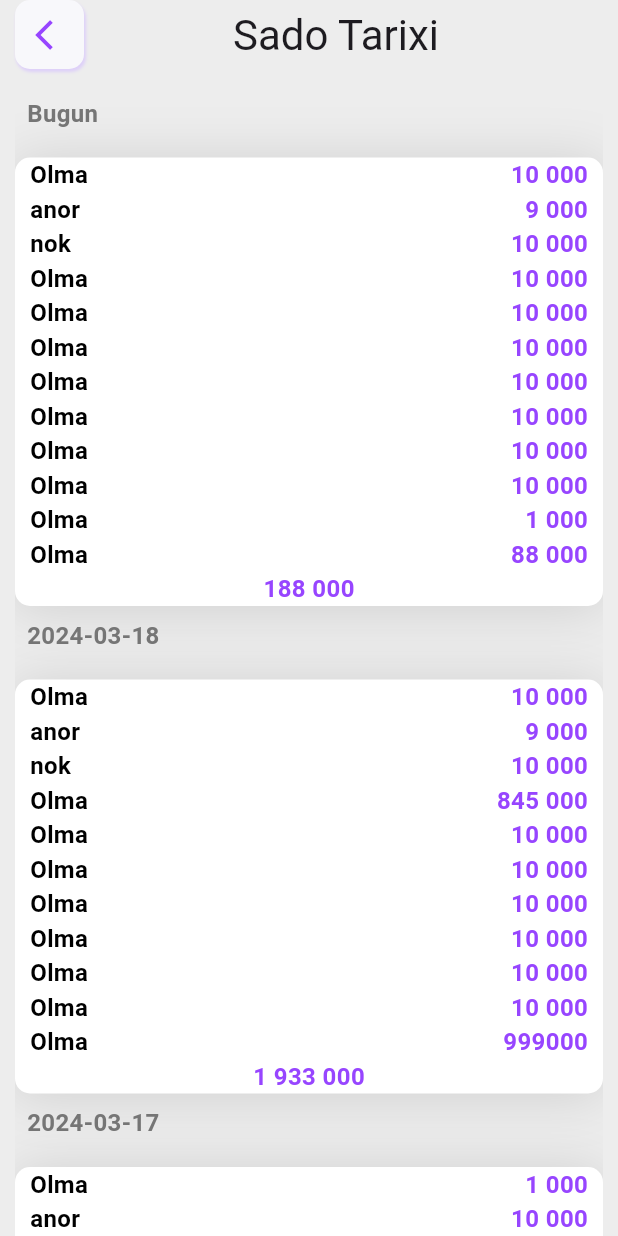
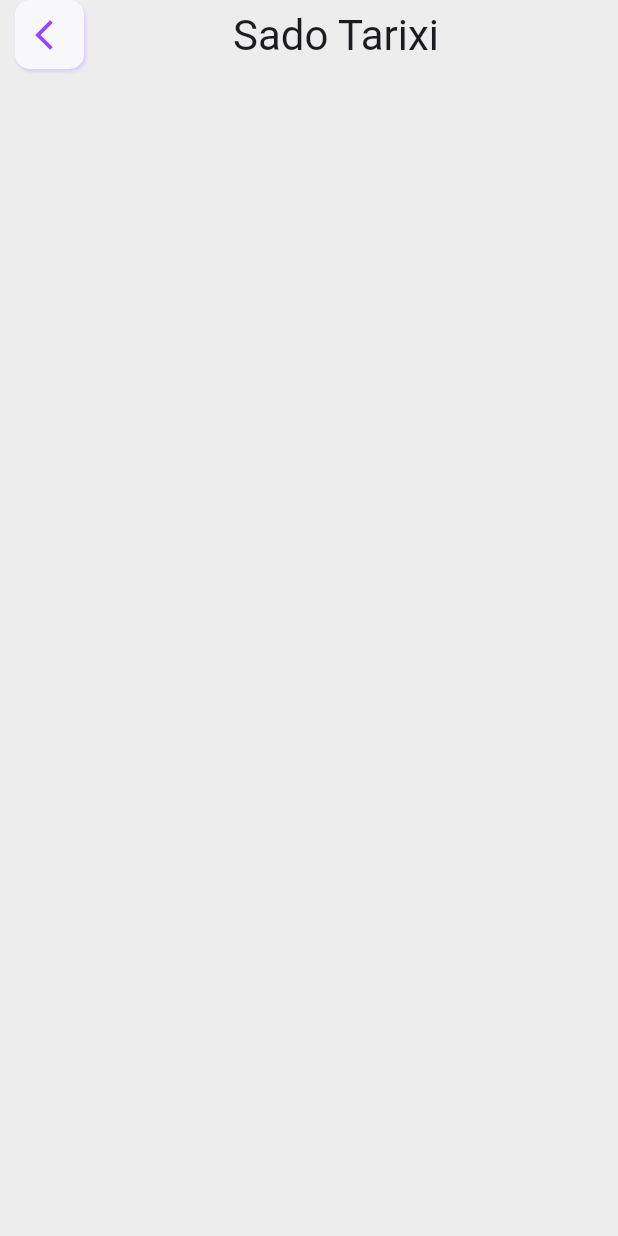
Before and after one commit to tillocoder/barcodebek, a Flutter app: the SavdoTarixPage screen opened directly, on a phone screen of 412 x 824 dp. Run offline on Flutter 3.47's test engine with Material 3 defaults, Android fonts, the light colour scheme and no system bars; our stand-ins replace firebase_core, flutter_riverpod, flutter_svg, gap, go_router, google_fonts and 5 more; missing offline and left inert: graphic, mobile_scanner, svg_flutter; accounts and stored records are empty; Roboto replaces fonts that are missing (Signika); project files that could hold a hidden picture were left out.

Commit message:
Alpomish 48 - commit malumodlardi yig'ib  oldi oldi

```diff
--- a/lib/src/features/profile/view/pages/edit_profile/controller/edit_controller.dart
+++ b/lib/src/features/profile/view/pages/edit_profile/controller/edit_controller.dart
@@ -1,3 +1,5 @@
+import 'package:barcodbek/src/data/entity/sacanner.dart';
+import 'package:barcodbek/src/features/profile/view/pages/savdo_tarixi/view/pages/statistic_page.dart';
 import 'package:flutter/cupertino.dart';
 import 'package:flutter/material.dart';
 import 'package:flutter_riverpod/flutter_riverpod.dart';
@@ -13,3 +15,5 @@
     notifyListeners();
   }
 }
+
+List<TaxrixMadel> savdoList = [];
--- a/lib/src/features/profile/view/pages/savdo_tarixi/view/pages/statistic_page.dart
+++ b/lib/src/features/profile/view/pages/savdo_tarixi/view/pages/statistic_page.dart
@@ -1,15 +1,18 @@
-// ignore_for_file: unnecessary_string_interpolations
-
 import 'dart:core';
-
 import 'package:barcodbek/src/core/componets/w_gap.dart';
 import 'package:barcodbek/src/core/componets/w_text.dart';
 import 'package:barcodbek/src/core/style/app_colors.dart';
 import 'package:barcodbek/src/core/style/text_style.dart';
 import 'package:barcodbek/src/core/widgets/w_beac_button.dart';
+import 'package:barcodbek/src/data/entity/sacanner.dart';
+import 'package:barcodbek/src/features/profile/view/pages/edit_profile/controller/edit_controller.dart';
+import 'package:barcodbek/src/features/sections/view/pages/sell/controller/sell_controller.dart';
+import 'package:barcodbek/src/features/sections/view/pages/sell/view/widgets/w_bottomnav.dart';
 import 'package:flutter/material.dart';
+import 'package:flutter_riverpod/flutter_riverpod.dart';
 
 class SavdoTarixPage extends StatelessWidget {
+
   const SavdoTarixPage({Key? key}) : super(key: key);
 
   @override
@@ -29,9 +32,9 @@
               Expanded(
                 child: SizedBox(
                   child: ListView.builder(
-                    itemCount: model.length,
+                    itemCount: savdoList.length,
                     itemBuilder: (context, index) {
-                      return SavdoItem(model: model[index]);
+                      return SavdoItem(model: savdoList[index]);
                     },
                   ),
                 ),
@@ -44,13 +47,13 @@
   }
 }
 
-class SavdoItem extends StatelessWidget {
+class SavdoItem extends ConsumerWidget {
   final TaxrixMadel model;
 
   const SavdoItem({Key? key, required this.model}) : super(key: key);
 
   @override
-  Widget build(BuildContext context) {
+  Widget build(BuildContext context, WidgetRef ref) {
     return Column(
       crossAxisAlignment: CrossAxisAlignment.start,
       children: [
@@ -85,11 +88,11 @@
                       mainAxisAlignment: MainAxisAlignment.spaceBetween,
                       children: [
                         WText(
-                          '${model.praduct[index].name}',
+                          model.praduct[index].name,
                           style: AppTextStyle.textStyle4,
                         ),
                         WText(
-                          '${model.praduct[index].prices}',
+                          model.praduct[index].price,
                           style: AppTextStyle.textStyle4_,
                         ),
                       ],
@@ -98,7 +101,7 @@
                 },
               ),
               WText(
-                umumiSumma().toString(),
+                umumiSumma(),
                 style: AppTextStyle.textStyle4_,
               )
             ],
@@ -111,7 +114,7 @@
   String umumiSumma() {
     int total = 0;
     for (var i = 0; i < model.praduct.length; ++i) {
-      total += int.parse(model.praduct[i].prices.replaceAll(" ", ""));
+      total += int.parse(model.praduct[i].price.replaceAll(" ", ""));
     }
     return formatNumber(total);
   }
@@ -130,68 +133,6 @@
   }
 }
 
-List<TaxrixMadel> model = [
-  TaxrixMadel(
-    data: DateTime.now().toIso8601String().substring(0, 10),
-    praduct: [
-      const Praduct(name: "Olma", prices: '10 000'),
-      const Praduct(name: "anor", prices: '9 000'),
-      const Praduct(name: "nok", prices: '10 000'),
-      const Praduct(name: "Olma", prices: '10 000'),
-      const Praduct(name: "Olma", prices: '10 000'),
-      const Praduct(name: "Olma", prices: '10 000'),
-      const Praduct(name: "Olma", prices: '10 000'),
-      const Praduct(name: "Olma", prices: '10 000'),
-      const Praduct(name: "Olma", prices: '10 000'),
-      const Praduct(name: "Olma", prices: '10 000'),
-      const Praduct(name: "Olma", prices: '1 000'),
-      const Praduct(name: "Olma", prices: '88 000'),
-    ],
-  ),
-  const TaxrixMadel(
-    data: '2024-03-18',
-    praduct: [
-      Praduct(name: "Olma", prices: '10 000'),
-      Praduct(name: "anor", prices: '9 000'),
-      Praduct(name: "nok", prices: '10 000'),
-      Praduct(name: "Olma", prices: '845 000'),
-      Praduct(name: "Olma", prices: '10 000'),
-      Praduct(name: "Olma", prices: '10 000'),
-      Praduct(name: "Olma", prices: '10 000'),
-      Praduct(name: "Olma", prices: '10 000'),
-      Praduct(name: "Olma", prices: '10 000'),
-      Praduct(name: "Olma", prices: '10 000'),
-      Praduct(name: "Olma", prices: '999000'),
-    ],
-  ),
-  const TaxrixMadel(
-    data: '2024-03-17',
-    praduct: [
-      Praduct(name: "Olma", prices: '1 000'),
-      Praduct(name: "anor", prices: '10 000'),
-      Praduct(name: "nok", prices: '10 000'),
-      Praduct(name: "Olma", prices: '10 000'),
-      Praduct(name: "Olma", prices: '10 000'),
-      Praduct(name: "Olma", prices: '10 000'),
-      Praduct(name: "Olma", prices: '10 000'),
-      Praduct(name: "Olma", prices: '10 000'),
-    ],
-  ),
-  const TaxrixMadel(
-    data: '2024-03-17',
-    praduct: [
-      Praduct(name: "Olma", prices: '1 000'),
-      Praduct(name: "anor", prices: '10 000'),
-      Praduct(name: "nok", prices: '10 000'),
-      Praduct(name: "Olma", prices: '10 000'),
-      Praduct(name: "Olma", prices: '10 000'),
-      Praduct(name: "Olma", prices: '10 000'),
-      Praduct(name: "Olma", prices: '10 000'),
-      Praduct(name: "Olma", prices: '10 000'),
-    ],
-  ),
-];
-
 String dateFormat(String date) {
   String day = DateTime.now().toIso8601String().substring(8, 10);
   if (date.substring(8, 10) == day) {
@@ -205,14 +146,7 @@
 
 class TaxrixMadel {
   final String data;
-  final List<Praduct> praduct;
+  final List<ScannModelPrice> praduct;
 
   const TaxrixMadel({required this.data, required this.praduct});
 }
-
-class Praduct {
-  final String name;
-  final String prices;
-
-  const Praduct({required this.name, required this.prices});
-}
```
Also changed, not shown: lib/src/features/sections/view/pages/sell/view/widgets/w_bottomnav.dart (+43 -19 lines).
